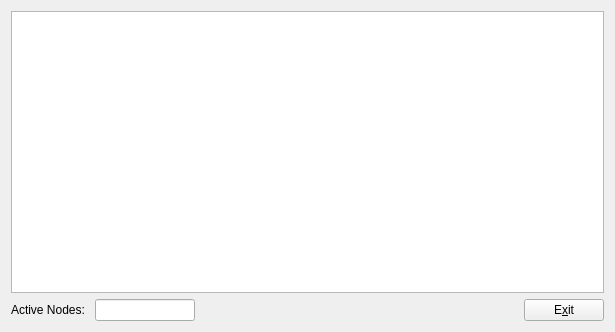
Above: frmserver.ui from ultimal/mustached-lana before the change. Below: the same form after it.
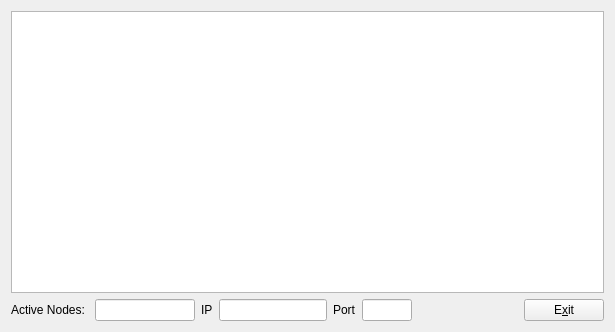
That is the form after the change.

The edit to the form file:
```diff
--- a/frmserver.ui
+++ b/frmserver.ui
@@ -46,6 +46,40 @@
        </property>
       </widget>
      </item>
+     <item>
+      <widget class="QLabel" name="lblIpAddress">
+       <property name="text">
+        <string>IP</string>
+       </property>
+      </widget>
+     </item>
+     <item>
+      <widget class="QLineEdit" name="txtIpAddress">
+       <property name="readOnly">
+        <bool>true</bool>
+       </property>
+      </widget>
+     </item>
+     <item>
+      <widget class="QLabel" name="lblPort">
+       <property name="text">
+        <string>Port</string>
+       </property>
+      </widget>
+     </item>
+     <item>
+      <widget class="QLineEdit" name="txtPort">
+       <property name="maximumSize">
+        <size>
+         <width>50</width>
+         <height>16777215</height>
+        </size>
+       </property>
+       <property name="readOnly">
+        <bool>true</bool>
+       </property>
+      </widget>
+     </item>
      <item>
       <spacer name="horizontalSpacer">
        <property name="orientation">
```
Left out of the diff: 21 changed lines with no effect on the pictures.
